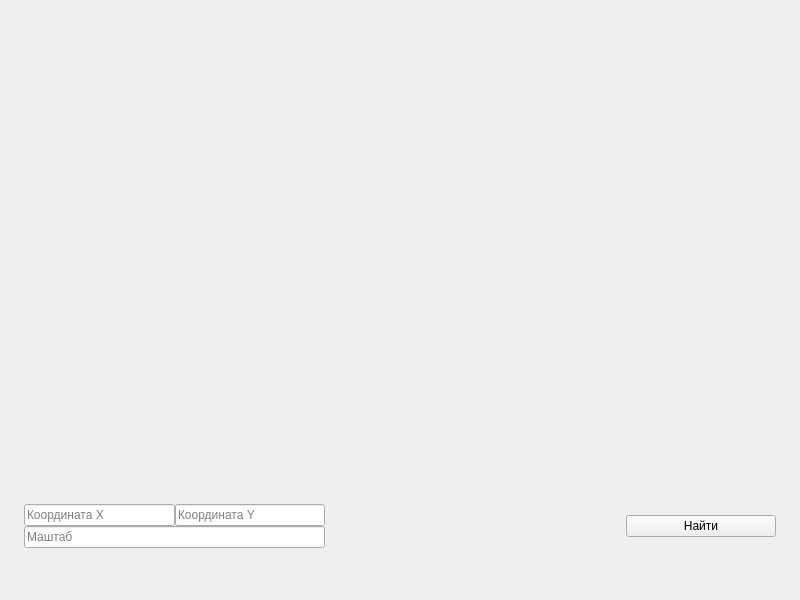
Before: the Qt Designer form main_window.ui in Staffixme/YaMapsAPI-App, drawn with Qt 5.
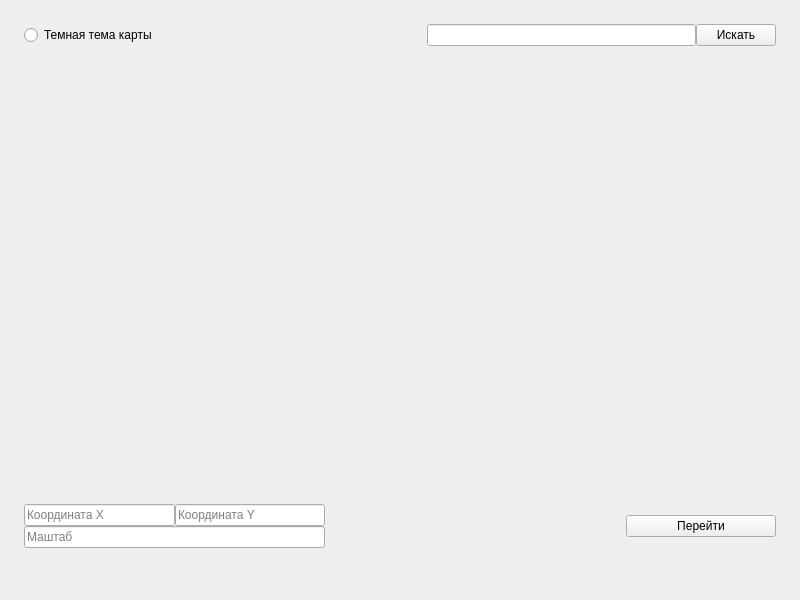
After: the same form once the commit is applied.

Commit message: dark theme added commit

```diff
--- a/main_window.ui
+++ b/main_window.ui
@@ -14,7 +14,7 @@
    <string>Maps API</string>
   </property>
   <widget class="QWidget" name="centralwidget">
-   <layout class="QVBoxLayout" name="verticalLayout_2" stretch="4,0,0">
+   <layout class="QVBoxLayout" name="verticalLayout_2" stretch="0,4,0,0">
     <property name="spacing">
      <number>0</number>
     </property>
@@ -30,6 +30,44 @@
     <property name="bottomMargin">
      <number>52</number>
     </property>
+    <item>
+     <layout class="QHBoxLayout" name="horizontalLayout_4">
+      <item>
+       <layout class="QHBoxLayout" name="horizontalLayout_3">
+        <item>
+         <widget class="QRadioButton" name="dark_theme">
+          <property name="text">
+           <string>Темная тема карты</string>
+          </property>
+         </widget>
+        </item>
+        <item>
+         <spacer name="horizontalSpacer_2">
+          <property name="orientation">
+           <enum>Qt::Horizontal</enum>
+          </property>
+          <property name="sizeHint" stdset="0">
+           <size>
+            <width>40</width>
+            <height>20</height>
+           </size>
+          </property>
+         </spacer>
+        </item>
+        <item>
+         <widget class="QLineEdit" name="lineEdit"/>
+        </item>
+        <item>
+         <widget class="QPushButton" name="search_button">
+          <property name="text">
+           <string>Искать</string>
+          </property>
+         </widget>
+        </item>
+       </layout>
+      </item>
+     </layout>
+    </item>
     <item>
      <widget class="QLabel" name="map">
       <property name="autoFillBackground">
@@ -104,9 +142,9 @@
        </spacer>
       </item>
       <item>
-       <widget class="QPushButton" name="search_button">
+       <widget class="QPushButton" name="go_button">
         <property name="text">
-         <string>Найти</string>
+         <string>Перейти</string>
         </property>
        </widget>
       </item>
```
The commit also changes 1 other file.
